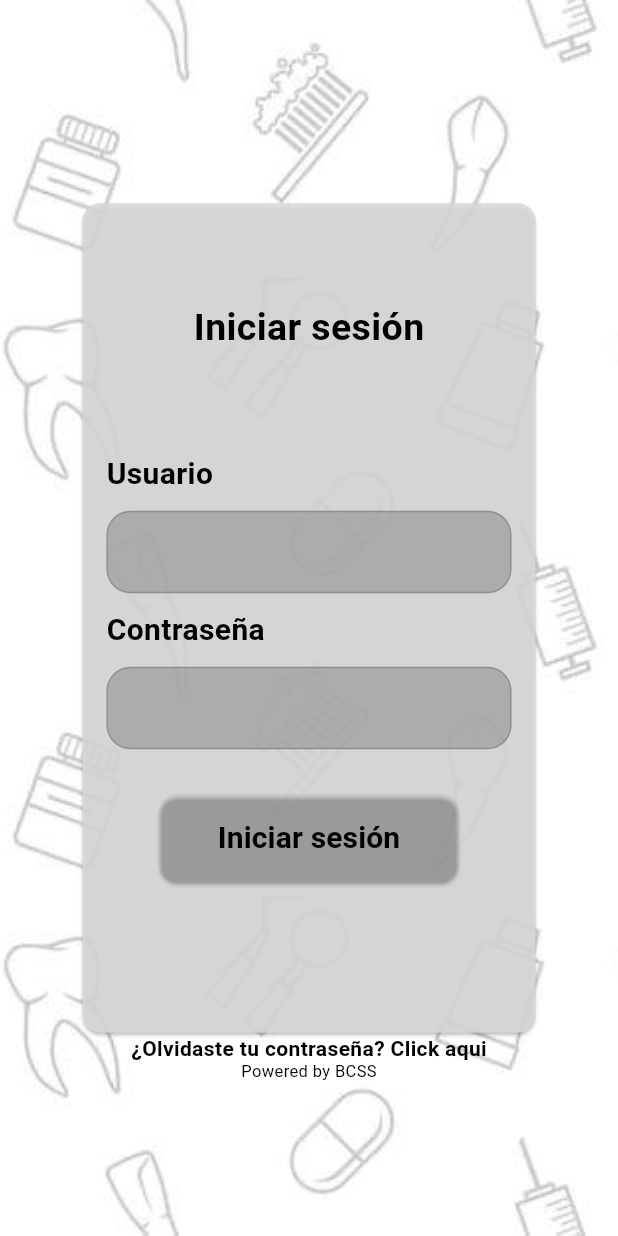
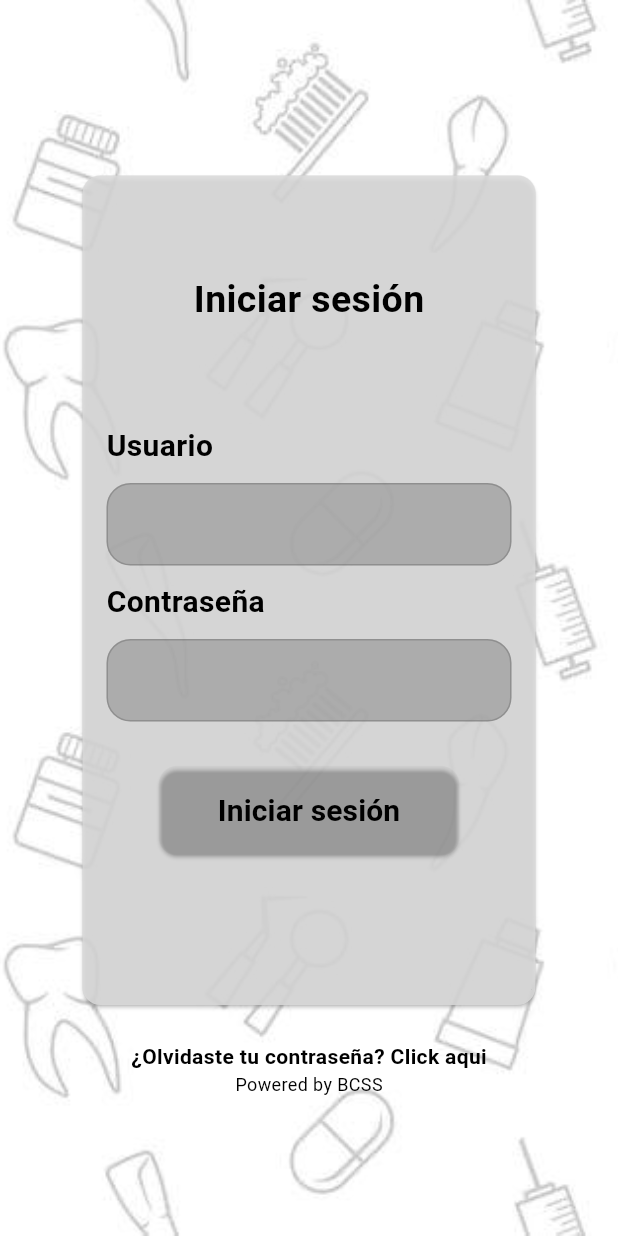
Before and after one commit to zaiko5/FrontDentistManagementMovil, a Flutter app: the screen it shows after launch, on a phone screen of 412 x 824 dp. Run offline on Flutter 3.47's test engine with Material 3 defaults, Android fonts, the phone set to English and light mode, and no system bars.

Commit message:
Changing both text of the bottom and adding them to the <center> widget, then isn't going to change between phone and phone

```diff
--- a/lib/screens/login_screen.dart
+++ b/lib/screens/login_screen.dart
@@ -22,7 +22,10 @@ Widget build(BuildContext context) {
           child: Image.asset('assets/fondo-dentista.jpg', fit: BoxFit.cover),
         ),
         Center( //En el centro del body
-          child:SizedBox(
+        child: Column(
+          mainAxisAlignment: MainAxisAlignment.center, // Centra los hijos de la columna verticalmente
+          crossAxisAlignment: CrossAxisAlignment.center, // Centra los hijos de la columna horizontalmente
+          children:[SizedBox(
             width: 350,
             child: Card(
               margin: EdgeInsets.all(24),
@@ -137,37 +140,24 @@ Widget build(BuildContext context) {
               ),
             ),
           ),
-        ),
-        Positioned(
-          bottom: 115,
-          left: 0,
-          right: 0,
-          child: Center(
-            child: Text(
-              "¿Olvidaste tu contraseña? Click aqui",
+          SizedBox(height: 0),
+          Text(
+            "¿Olvidaste tu contraseña? Click aqui",
               style: TextStyle(
                 fontSize: 14,
                 fontWeight: FontWeight.bold,
                 color: Colors.black
               ),
-            )
           ),
-        ),
-        Positioned(
-          bottom: 102,
-          left: 0,
-          right: 0,
-          child: Center(
-            child: Text(
-              "Powered by BCSS",
-              style: TextStyle(
-                fontSize: 11,
+          Text(
+            "Powered by BCSS",
+            style: TextStyle(
+                fontSize: 12,
                 color: Colors.black
               ),
-            ),
-          ),
-        )
-      ],
+          )
+      ]),
+    )],
     )
   );
 }
```
